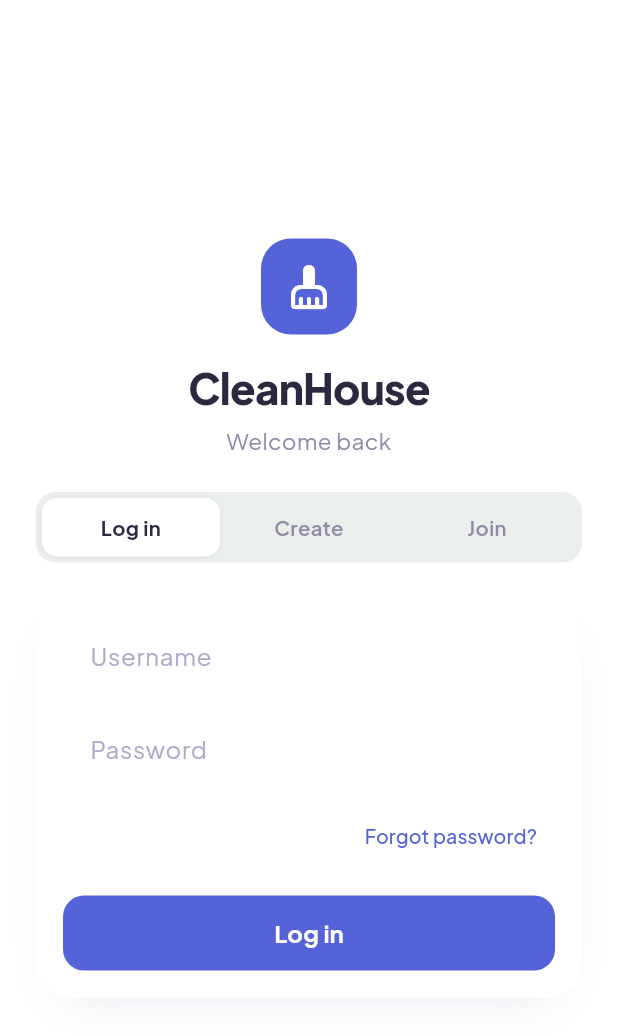
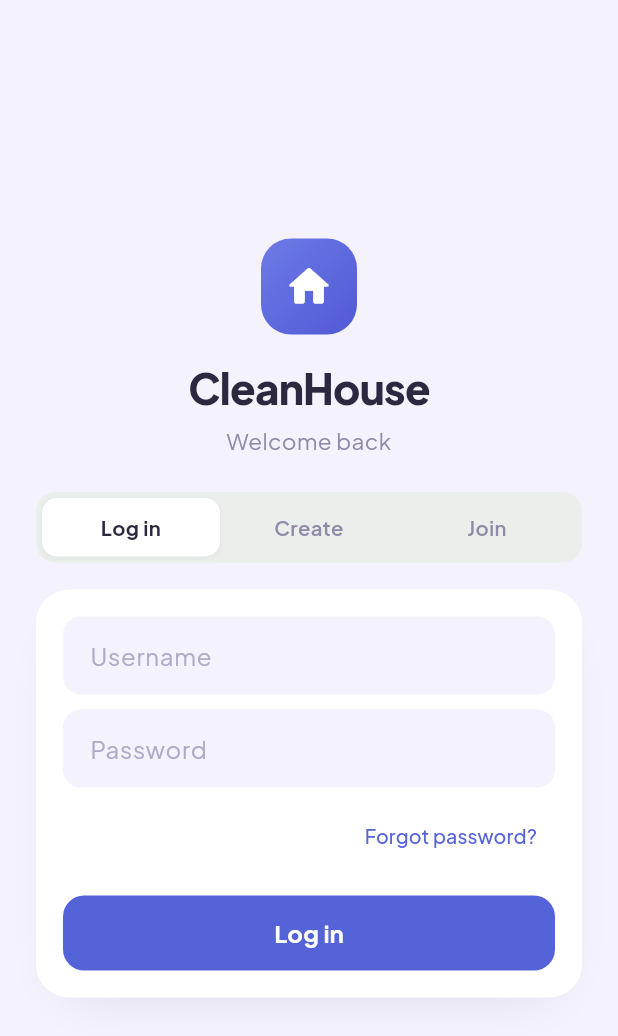
Before and after one commit to markiianhus885-eng/cleanhabit, a Flutter app: the screen it shows after launch, on a phone screen of 412 x 824 dp. Shown: the top 1036 px of the screen. Run offline on Flutter 3.47's test engine with Material 3 defaults, Android fonts, the phone set to English and light mode, and no system bars; our stand-ins replace cookie_jar, dio, dio_cookie_manager, flutter_tts, google_fonts, permission_handler and 2 more; network calls fail.

Commit message:
Update flutter_app to current app source
- New house launcher icon (adaptive + legacy mipmaps) and login logo
- Family/profile/today screens, light-first Playful theme
- minSdk 24; release signing wired via key.properties (keystore NOT committed)

Co-Authored-By: Claude Opus 4.8 <noreply@anthropic.com>

```diff
--- a/flutter_app/lib/main.dart
+++ b/flutter_app/lib/main.dart
@@ -33,6 +33,15 @@ class CleanHouseApp extends StatelessWidget {
       theme: buildLightTheme(lang),
       darkTheme: buildDarkTheme(lang),
       themeMode: themeMode,
+      // Scaffold does not wrap its body in a Material, so Text widgets in
+      // screen bodies fall back to DefaultTextStyle.fallback() — which renders
+      // the dreaded yellow underline. Wrapping every route in a transparent
+      // Material gives the whole tree the theme's (decoration-stripped) text
+      // style and kills the yellow lines globally.
+      builder: (context, child) => Material(
+        type: MaterialType.transparency,
+        child: child ?? const SizedBox.shrink(),
+      ),
       home: const _Root(),
     );
   }
--- a/flutter_app/lib/screens/auth.dart
+++ b/flutter_app/lib/screens/auth.dart
@@ -154,11 +154,11 @@ class _AuthScreenState extends State<AuthScreen> {
                       width: 64,
                       height: 64,
                       decoration: BoxDecoration(
-                        color: c.accent,
+                        gradient: c.accentGradient,
                         borderRadius: BorderRadius.circular(20),
                       ),
-                      child: const Icon(Icons.cleaning_services_rounded,
-                          color: Colors.white, size: 32),
+                      child: const Icon(Icons.home_rounded,
+                          color: Colors.white, size: 34),
                     ),
                   ),
                   const SizedBox(height: 16),
--- a/flutter_app/lib/theme.dart
+++ b/flutter_app/lib/theme.dart
@@ -74,7 +74,7 @@ class ChColors extends ThemeExtension<ChColors> {
       );
 
   static const light = ChColors(
-    pageBg: Color(0xFFFFFFFF),
+    pageBg: Color(0xFFF4F2FC),
     card: Color(0xFFFFFFFF),
     accent: Color(0xFF5563D8),
     accentGradA: Color(0xFF6D7BE6),
@@ -102,7 +102,7 @@ class ChColors extends ThemeExtension<ChColors> {
   );
 
   static const dark = ChColors(
-    pageBg: Color(0xFFFFFFFF),
+    pageBg: Color(0xFF191527),
     card: Color(0xFF241D33),
     accent: Color(0xFF8E97F2),
     accentGradA: Color(0xFF6D7BE6),
@@ -264,6 +264,7 @@ ThemeData _build(ChColors c, Brightness brightness, String lang) {
       brightness: brightness,
     ),
     textTheme: textTheme,
+    primaryTextTheme: textTheme,
     dividerColor: c.divider,
     extensions: [c],
     splashFactory: InkSparkle.splashFactory,
```
Also changed, not shown: flutter_app/lib/screens/goals.dart (+6 -11 lines), flutter_app/pubspec.yaml (+22 -14 lines), flutter_app/assets/icon/app_icon.png (added), flutter_app/assets/icon/ic_bg.png (added), flutter_app/assets/icon/ic_fg.png (added), flutter_app/pubspec.lock, 23 other files.
